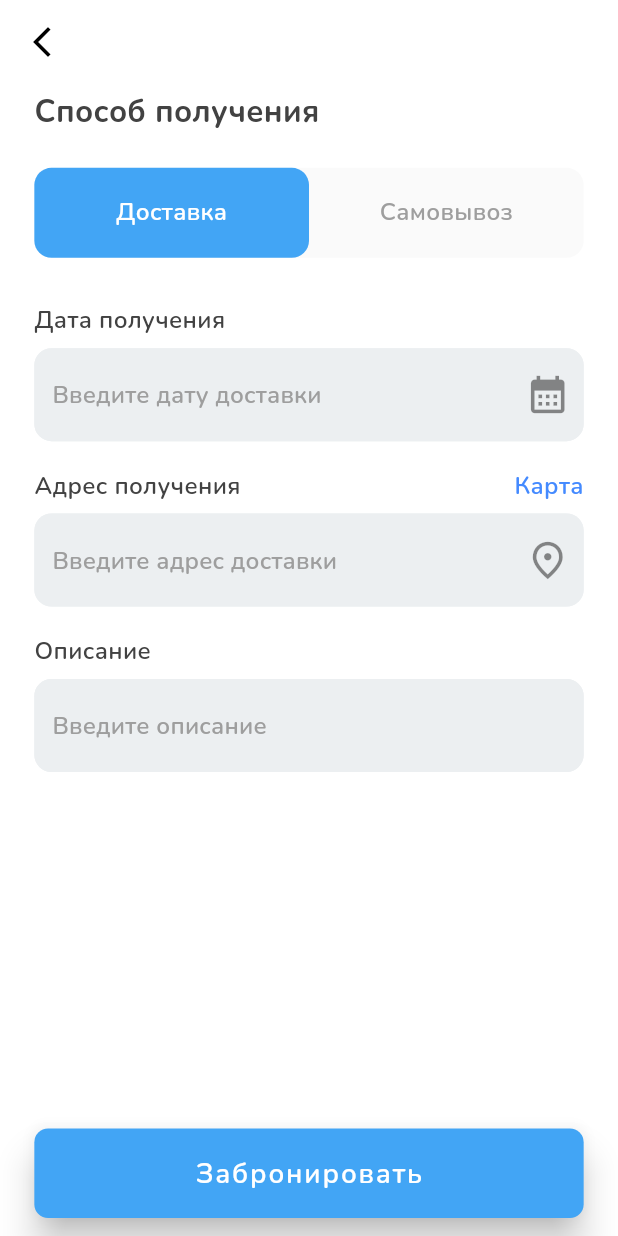
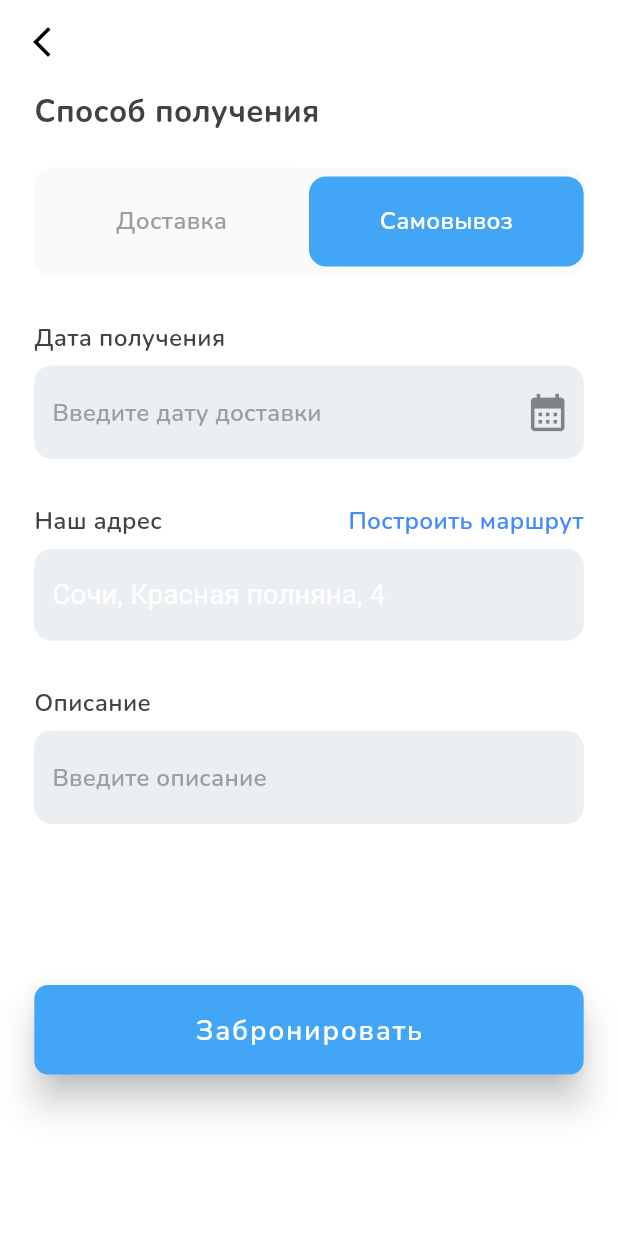
Before and after one commit to RedFox802/Flutter-Ski-Equipment-App, a Flutter app: the ReceivingScreen screen opened directly, after a tap on "Самовывоз", on a phone screen of 412 x 824 dp. Run offline on Flutter 3.47's test engine with Material 2 defaults, Android fonts, the phone set to English and light mode, and no system bars; our stand-ins replace firebase_auth, firebase_core, flutter_bloc, flutter_screenutil, flutter_svg, fluttertoast and 4 more; missing offline and left inert: easy_autocomplete; accounts and stored records are empty.

Commit message:
состояние для страницы способа получения

```diff
--- a/lib/components/app_buttons_row.dart
+++ b/lib/components/app_buttons_row.dart
@@ -3,7 +3,8 @@ import 'package:flutter_screenutil/flutter_screenutil.dart';
 
 import 'app_text_styles.dart';
 
-class AppButtonsRow extends StatelessWidget {
+class AppButtonsRow extends StatefulWidget {
+  final bool isFirstButton;
   final String firstText;
   final String secondText;
   final void Function() firstOnTap;
@@ -15,8 +16,14 @@ class AppButtonsRow extends StatelessWidget {
     required this.secondText,
     required this.firstOnTap,
     required this.secondOnTap,
+    required this.isFirstButton,
   }) : super(key: key);
 
+  @override
+  State<AppButtonsRow> createState() => _AppButtonsRowState();
+}
+
+class _AppButtonsRowState extends State<AppButtonsRow> {
   @override
   Widget build(BuildContext context) {
     return Container(
@@ -30,33 +37,42 @@ class AppButtonsRow extends StatelessWidget {
           Container(
             decoration: BoxDecoration(
               borderRadius: BorderRadius.circular(10.r),
-              color: Colors.blue.shade400,
+              color: widget.isFirstButton
+                  ? Colors.blue.shade400
+                  : Colors.grey.shade50,
             ),
-            height: 60,
+            height: 60.h,
             width: MediaQuery.of(context).size.width / 2 - 20.w,
             child: Center(
               child: GestureDetector(
-                onTap: firstOnTap,
+                onTap: widget.firstOnTap,
                 child: Text(
-                  firstText,
-                  style:
-                      AppTextStyle.nunitoW600S14.copyWith(color: Colors.white),
+                  widget.firstText,
+                  style: widget.isFirstButton
+                      ? AppTextStyle.nunitoW600S14.copyWith(color: Colors.white)
+                      : AppTextStyle.nunitoW600S14
+                          .copyWith(color: Colors.grey.shade500),
                 ),
               ),
             ),
           ),
           Container(
             decoration: BoxDecoration(
+              color: !widget.isFirstButton
+                  ? Colors.blue.shade400
+                  : Colors.grey.shade50,
               borderRadius: BorderRadius.circular(10.r),
             ),
             height: 60,
             width: MediaQuery.of(context).size.width / 2 - 20.w,
             child: Center(
               child: GestureDetector(
-                onTap: secondOnTap,
+                onTap: widget.secondOnTap,
                 child: Text(
-                  secondText,
-                  style: AppTextStyle.nunitoW600S14
+                  widget.secondText,
+                  style: !widget.isFirstButton
+                      ? AppTextStyle.nunitoW600S14.copyWith(color: Colors.white)
+                      : AppTextStyle.nunitoW600S14
                       .copyWith(color: Colors.grey.shade500),
                 ),
               ),
--- a/lib/components/app_text_field.dart
+++ b/lib/components/app_text_field.dart
@@ -5,20 +5,22 @@ import 'package:flutter_screenutil/flutter_screenutil.dart';
 
 class AppTextField extends StatelessWidget {
   final String text;
-  final String hint;
+  final String? hint;
   final String? buttonText;
   final void Function()? onTap;
   final IconData? icon;
+  final bool readOnly;
   final TextEditingController controller;
 
   const AppTextField({
     Key? key,
     required this.text,
-    required this.hint,
+    this.hint,
     this.icon,
     required this.controller,
     this.buttonText,
     this.onTap,
+    this.readOnly = false,
   }) : super(key: key);
 
   @override
@@ -46,6 +48,7 @@ class AppTextField extends StatelessWidget {
                 ),
         ),
         TextFormField(
+          readOnly: readOnly,
           controller: controller,
           decoration: InputDecoration(
               hintText: hint,
--- a/lib/features/questionnaire_adding_page/presentation/screens/questionnaire_adding_screen.dart
+++ b/lib/features/questionnaire_adding_page/presentation/screens/questionnaire_adding_screen.dart
@@ -33,7 +33,7 @@ class QuestionnaireAddingScreen extends StatelessWidget {
               firstText: 'Опытный',
               secondText: 'Новичок',
               firstOnTap: () {},
-              secondOnTap: () {},
+              secondOnTap: () {}, isFirstButton: true,
             ),
             Padding(
               padding: EdgeInsets.symmetric(vertical: 10.h),
--- /dev/null
+++ b/lib/features/receiving_page/domain/receiving_cubit.dart
@@ -0,0 +1,14 @@
+import 'package:equipment/features/receiving_page/domain/state/receiving_state.dart';
+import 'package:flutter_bloc/flutter_bloc.dart';
+
+class ReceivingCubit extends Cubit<ReceivingState> {
+  ReceivingCubit() : super(const ReceivingState());
+
+  void setDelivery(bool delivery) {
+    if (delivery && !state.isDelivery) {
+      emit(state.copyWith(isDelivery: delivery));
+    } else if (!delivery && state.isDelivery) {
+      emit(state.copyWith(isDelivery: delivery));
+    }
+  }
+}
--- /dev/null
+++ b/lib/features/receiving_page/domain/state/receiving_state.dart
@@ -0,0 +1,10 @@
+import 'package:freezed_annotation/freezed_annotation.dart';
+
+part 'receiving_state.freezed.dart';
+
+@freezed
+class ReceivingState with _$ReceivingState {
+  const factory ReceivingState({
+    @Default(true) final bool isDelivery,
+  }) = _ReceivingState;
+}
--- a/lib/features/receiving_page/screens/receiving_screen.dart
+++ b/lib/features/receiving_page/screens/receiving_screen.dart
@@ -3,24 +3,37 @@ import 'package:equipment/components/app_buttons_row.dart';
 import 'package:equipment/components/app_text_styles.dart';
 import 'package:equipment/components/default_app_bar.dart';
 import 'package:flutter/material.dart';
+import 'package:flutter_bloc/flutter_bloc.dart';
 import 'package:flutter_screenutil/flutter_screenutil.dart';
 
 import '../../../components/app_text_field.dart';
+import '../domain/receiving_cubit.dart';
+import '../domain/state/receiving_state.dart';
 
-class ReceivingScreen extends StatelessWidget {
+class ReceivingScreen extends StatefulWidget {
   const ReceivingScreen({Key? key}) : super(key: key);
 
   @override
-  Widget build(BuildContext context) {
+  State<ReceivingScreen> createState() => _ReceivingScreenState();
+}
+
+class _ReceivingScreenState extends State<ReceivingScreen> {
+  @override
+  Widget build(BuildContext cont3ext) {
     final TextEditingController controller = TextEditingController();
+    final TextEditingController controller2 =
+        TextEditingController(text: 'Сочи, Красная полняна, 4');
 
     return Scaffold(
       backgroundColor: Colors.white,
       appBar: const DefaultAppBar(),
-      body: Padding(
+      body: BlocProvider(
+        create: (BuildContext context) => ReceivingCubit(),
+        child: BlocBuilder<ReceivingCubit, ReceivingState>(
+          builder: (BuildContext context, ReceivingState state) {
+            return Padding(
               padding: EdgeInsets.symmetric(horizontal: 20.w),
-        child: Column(
-          crossAxisAlignment: CrossAxisAlignment.start,
+              child: ListView(
                 children: [
                   Text(
                     'Способ получения',
@@ -31,8 +44,13 @@ class ReceivingScreen extends StatelessWidget {
                     child: AppButtonsRow(
                       firstText: 'Доставка',
                       secondText: 'Самовывоз',
-                firstOnTap: () {},
-                secondOnTap: () {},
+                      firstOnTap: () {
+                        context.read<ReceivingCubit>().setDelivery(true);
+                      },
+                      secondOnTap: () {
+                        context.read<ReceivingCubit>().setDelivery(false);
+                      },
+                      isFirstButton: state.isDelivery,
                     ),
                   ),
                   AppTextField(
@@ -41,15 +59,26 @@ class ReceivingScreen extends StatelessWidget {
                     hint: 'Введите дату доставки',
                     icon: Icons.calendar_month,
                   ),
-            Padding(
-              padding:EdgeInsets.symmetric(vertical: 10.h),
+                  state.isDelivery
+                      ? Padding(
+                          padding: EdgeInsets.symmetric(vertical: 10.h),
                           child: AppTextField(
                             controller: controller,
                             text: 'Адрес получения',
                             hint: 'Введите адрес доставки',
                             icon: Icons.place_outlined,
                             buttonText: 'Карта',
-                onTap: (){},
+                            onTap: () {},
+                          ),
+                        )
+                      : Padding(
+                          padding: EdgeInsets.symmetric(vertical: 20.h),
+                          child: AppTextField(
+                            controller: controller2,
+                            readOnly: true,
+                            text: 'Наш адрес',
+                            buttonText: 'Построить маршрут',
+                            onTap: () {},
                           ),
                         ),
                   AppTextField(
@@ -57,10 +86,16 @@ class ReceivingScreen extends StatelessWidget {
                     text: 'Описание',
                     hint: 'Введите описание',
                   ),
-            const Spacer(),
-            AppBlueButton(onPressed: (){}, text: 'Забронировать'),
+                  SizedBox(height: 90.h),
+                  AppBlueButton(
+                    onPressed: () {},
+                    text: 'Забронировать',
+                  ),
                   SizedBox(height: 10.h),
                 ],
+              ),
+            );
+          },
         ),
       ),
     );
--- a/lib/main.dart
+++ b/lib/main.dart
@@ -1,5 +1,4 @@
 import 'package:equipment/features/authentication_page/domain/auth_cubit.dart';
-import 'package:equipment/features/home_page/presentation/screens/home_screen.dart';
 import 'package:equipment/features/login_page/presentation/screens/login_screen.dart';
 import 'package:firebase_core/firebase_core.dart';
 import 'package:flutter/material.dart';
@@ -42,7 +41,7 @@ class MyApp extends StatelessWidget {
             home: child,
           );
         },
-        child: const HomeScreen(),
+        child: const LoginScreen(),
       ),
     );
   }
```
Also changed, not shown: lib/features/receiving_page/domain/state/receiving_state.freezed.dart (added). Lines whose indentation alone changed are shown as unchanged.
